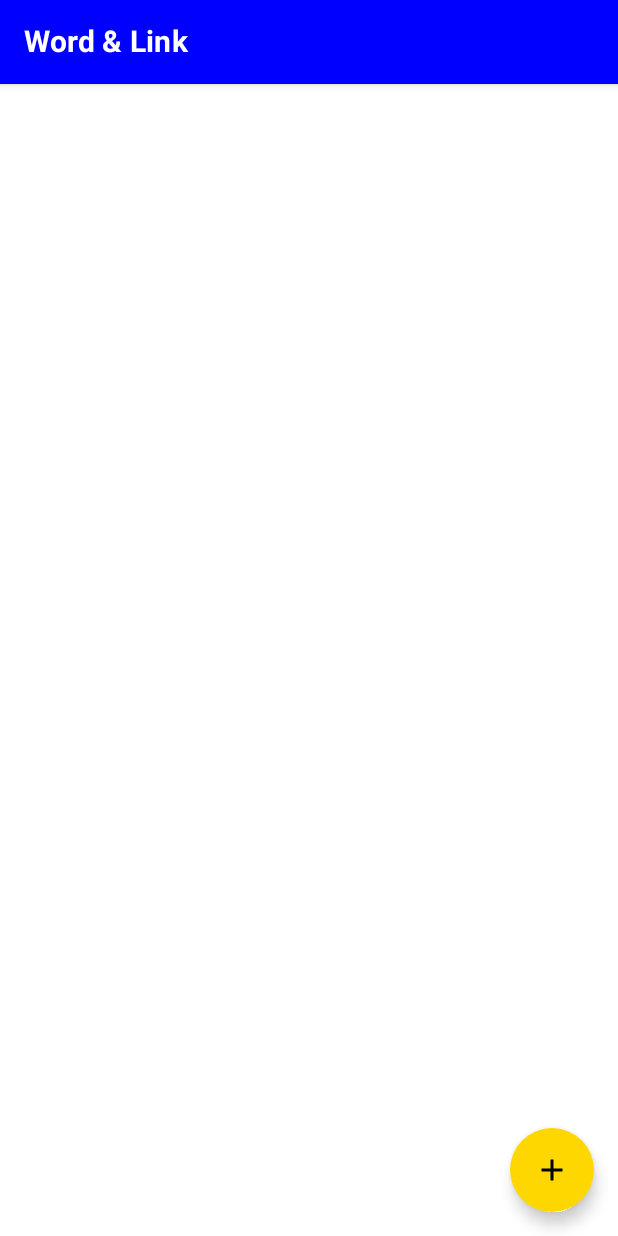
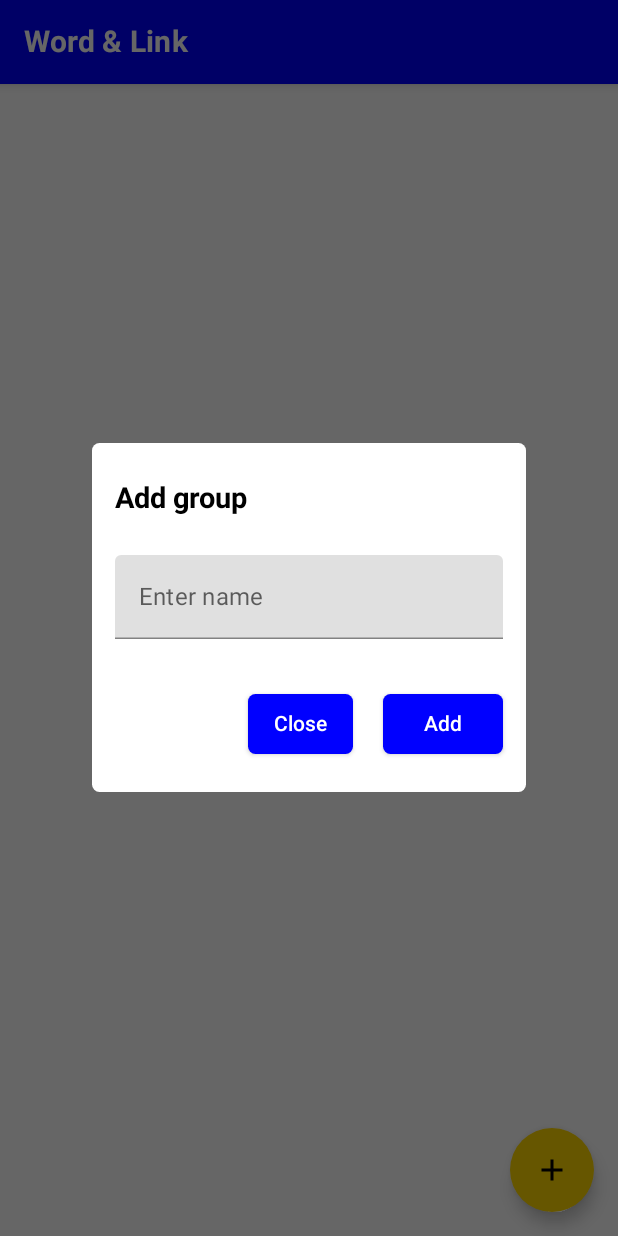
Before and after one commit to thedeveloperworldisyours/ComposeClean, an Android app built with Jetpack Compose: the screen it shows after launch (MainActivity), on a phone screen of 412 x 824 dp. Run offline under Robolectric (Android 15) with nearby library versions, the phone set to English and light mode, and no system bars; our stand-ins replace Dagger/Hilt's generated code, Room's generated code.

Commit message:
added more android tests

```diff
--- a/app/src/main/java/com/a/vocabulary15/presentation/element/ElementsScreen.kt
+++ b/app/src/main/java/com/a/vocabulary15/presentation/element/ElementsScreen.kt
@@ -116,7 +116,7 @@ fun ElementDataScreen(
                     modifier = Modifier
                         .align(
                             Alignment.Center
-                        )
+                        ).testTag(TestTags.EMPTY_ELEMENT_MESSAGE)
                 )
             } else {
                 LazyColumn(
--- a/app/src/main/java/com/a/vocabulary15/presentation/group/GroupScreen.kt
+++ b/app/src/main/java/com/a/vocabulary15/presentation/group/GroupScreen.kt
@@ -8,6 +8,7 @@ import androidx.compose.foundation.layout.fillMaxWidth
 import androidx.compose.material.*
 import androidx.compose.runtime.Composable
 import androidx.compose.runtime.collectAsState
+import androidx.compose.ui.Alignment
 import androidx.compose.ui.Modifier
 import androidx.compose.ui.graphics.Color
 import androidx.compose.ui.platform.testTag
@@ -17,7 +18,9 @@ import androidx.compose.ui.text.font.FontWeight
 import androidx.hilt.navigation.compose.hiltViewModel
 import androidx.navigation.NavController
 import com.a.vocabulary15.R
+import com.a.vocabulary15.presentation.ui.composables.GroupElementText
 import com.a.vocabulary15.presentation.ui.composables.GroupListLazyColumn
+import com.a.vocabulary15.util.TestTags
 import com.a.vocabulary15.util.TestTags.GROUP_LIST
 import com.a.vocabulary15.util.TestTags.NEW_GROUP
 
@@ -27,7 +30,7 @@ fun GroupScreen(
     navController: NavController,
     viewModel: MainViewModel = hiltViewModel()
 ) {
-    val groups = viewModel.groups.collectAsState(initial =  emptyList())
+    val groups = viewModel.groups.collectAsState(initial = emptyList())
     Scaffold(
         modifier = Modifier
             .fillMaxWidth(),
@@ -55,6 +58,17 @@ fun GroupScreen(
                 .fillMaxSize()
         ) {
             AddGroupDialog(viewModel)
+            if (groups.value.isEmpty()) {
+                viewModel.isAddGroupOpen = true
+                GroupElementText(
+                    text = stringResource(id = R.string.empty_group_list),
+                    modifier = Modifier
+                        .align(
+                            Alignment.Center
+                        )
+                        .testTag(TestTags.EMPTY_GROUP_MESSAGE)
+                )
+            } else {
                 GroupListLazyColumn(
                     Modifier
                         .fillMaxWidth()
@@ -66,3 +80,4 @@ fun GroupScreen(
             }
         }
     }
+}
--- a/app/src/main/java/com/a/vocabulary15/util/TestTags.kt
+++ b/app/src/main/java/com/a/vocabulary15/util/TestTags.kt
@@ -1,12 +1,14 @@
 package com.a.vocabulary15.util
 
 object TestTags {
+    const val EMPTY_GROUP_MESSAGE = "empty_group_message"
     const val NEW_GROUP = "new_group"
     const val NEW_GROUP_DIALOG = "new_group_dialog"
     const val NAME_TEXT_FIELD = "name_text_field"
     const val SAVE_GROUP = "save_group"
     const val GROUP_LIST = "group_list"
 
+    const val EMPTY_ELEMENT_MESSAGE = "empty_element_message"
     const val NEW_ELEMENT = "new_element"
     const val NEW_ELEMENT_DIALOG = "new_element_dialog"
     const val NEW_NAME_ELEMENT_TEXT_FIELD = "new_name_element_text_field"
@@ -15,6 +17,7 @@ object TestTags {
     const val SAVE_ELEMENT = "save_element"
     const val ELEMENT_LIST = "element_list"
 
+    const val EMPTY_TEST = "empty_test"
     const val CHECK_YOUR_KNOWLEDGE = "check_your_knowledge"
     const val CHOOSE_LEVEL_DIALOG = "choose_level_dialog"
     const val LIST_LEVEL_BUTTON = "list_level_button"
--- a/app/src/main/res/values/strings.xml
+++ b/app/src/main/res/values/strings.xml
@@ -22,6 +22,7 @@
     <string name="search_image">Search Image Link</string>
     <string name="enter_image_link">Image link</string>
     <string name="check_your_knowledge">Check your knowledge</string>
+    <string name="empty_group_list">Empty group list</string>
     <string name="empty_group">Empty %1$s group</string>
     <string name="get_right">Get right:%1$s</string>
     <string name="get_wrong">Get wrong:%1$s</string>
```
Also changed, not shown: app/src/main/java/com/a/vocabulary15/presentation/test/composables/TestScreen.kt (+3 -1 lines), 4 other files. Lines whose indentation alone changed are shown as unchanged.
